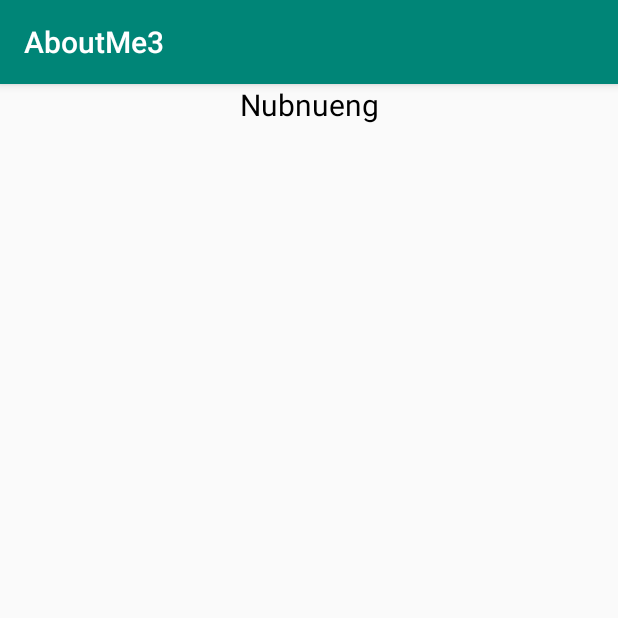
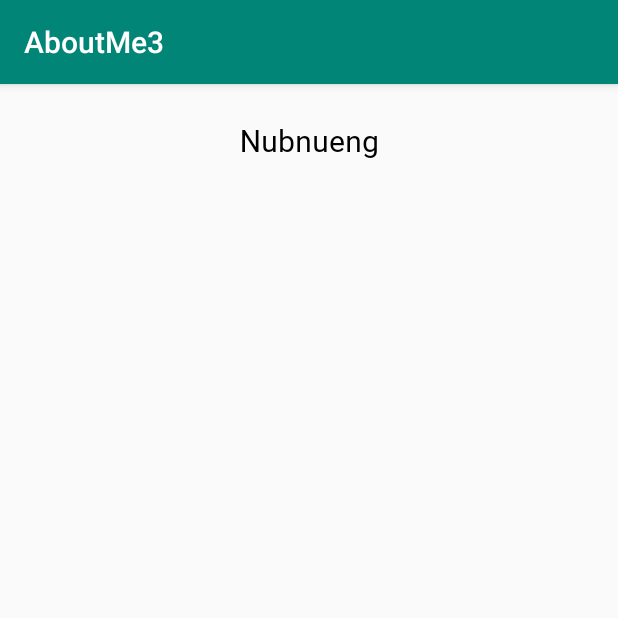
Before and after one commit to nubnuengSitthichok/AboutMe2.1, an Android app: the screen it shows after launch (MainActivity), on a phone screen of 412 x 824 dp, the top half of it. Run offline under Robolectric (Android 15) with nearby library versions, the phone set to English and light mode, and no system bars.

Commit message:
Add style and Magin and Padding

```diff
--- a/app/src/main/res/layout/activity_main.xml
+++ b/app/src/main/res/layout/activity_main.xml
@@ -11,7 +11,8 @@
     <TextView
             android:text="@string/name"
             android:layout_width="match_parent"
-            android:layout_height="wrap_content" android:id="@+id/name_text" android:textSize="@dimen/text_size"
-            android:textColor="@android:color/black" android:textAlignment="center"/>
+            android:layout_height="wrap_content" android:id="@+id/name_text"
+            android:textAlignment="center"
+            style="@style/NameStyle"/>
 
 </LinearLayout>
--- a/app/src/main/res/values/dimens.xml
+++ b/app/src/main/res/values/dimens.xml
@@ -1,4 +1,6 @@
 <?xml version="1.0" encoding="utf-8"?>
 <resources>
     <dimen name="text_size">20sp</dimen>
+    <dimen name="small_padding">8dp</dimen>
+    <dimen name="Layout_Margin">16dp</dimen>
 </resources>
--- a/app/src/main/res/values/styles.xml
+++ b/app/src/main/res/values/styles.xml
@@ -7,5 +7,12 @@
         <item name="colorPrimaryDark">@color/colorPrimaryDark</item>
         <item name="colorAccent">@color/colorAccent</item>
     </style>
+    <style name="NameStyle">
+        <item name="android:textSize">@dimen/text_size</item>
+        <item name="android:textColor">@android:color/black</item>
+        <item name="android:paddingTop">@dimen/small_padding</item>
+        <item name="android:layout_marginTop">@dimen/Layout_Margin</item>
+        <item name="android:fontFamily">@font/roboto</item>
+    </style>
 
 </resources>
```
Also changed, not shown: app/src/main/res/font/roboto.ttf (added).
